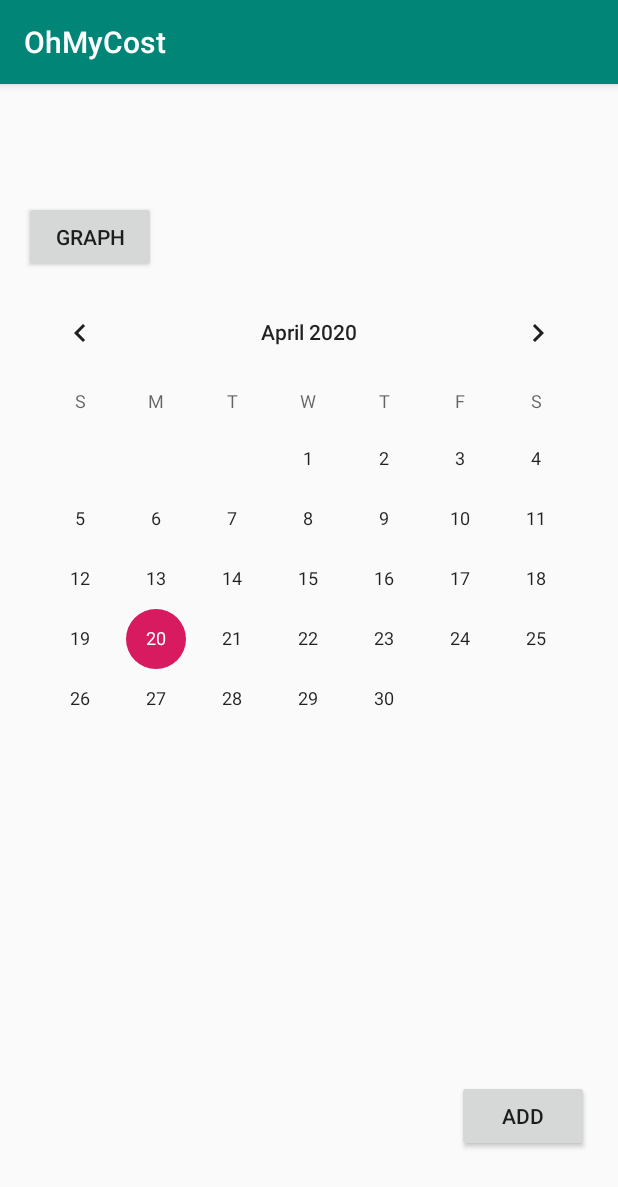
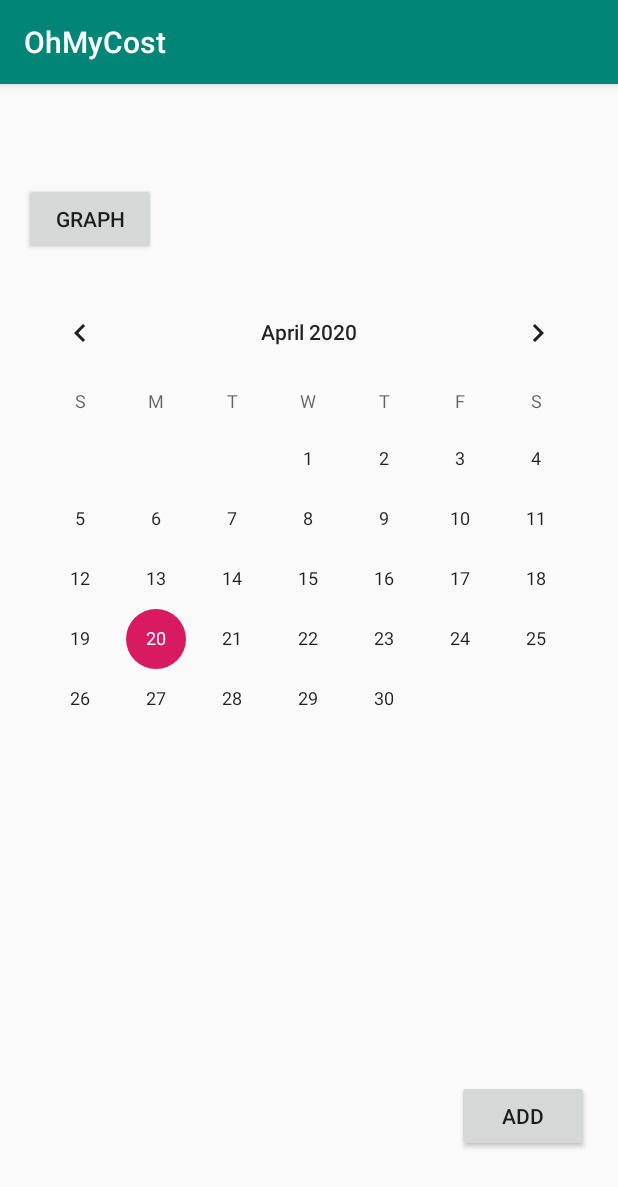
Before and after one commit to mymayy/OhMyCostProject, an Android app: the screen it shows after launch (MainActivity), on a phone screen of 412 x 824 dp. Shown: the top 1187 px of the screen. Run offline under Robolectric (Android 15) with nearby library versions, the phone set to English and light mode, and no system bars.

```diff
--- a/app/src/main/res/layout/activity_main.xml
+++ b/app/src/main/res/layout/activity_main.xml
@@ -16,7 +16,7 @@
         app:layout_constraintHorizontal_bias="0.049"
         app:layout_constraintStart_toStartOf="parent"
         app:layout_constraintTop_toTopOf="parent"
-        app:layout_constraintVertical_bias="0.108" />
+        app:layout_constraintVertical_bias="0.092" />
 
     <Button
         android:id="@+id/Add"
```
